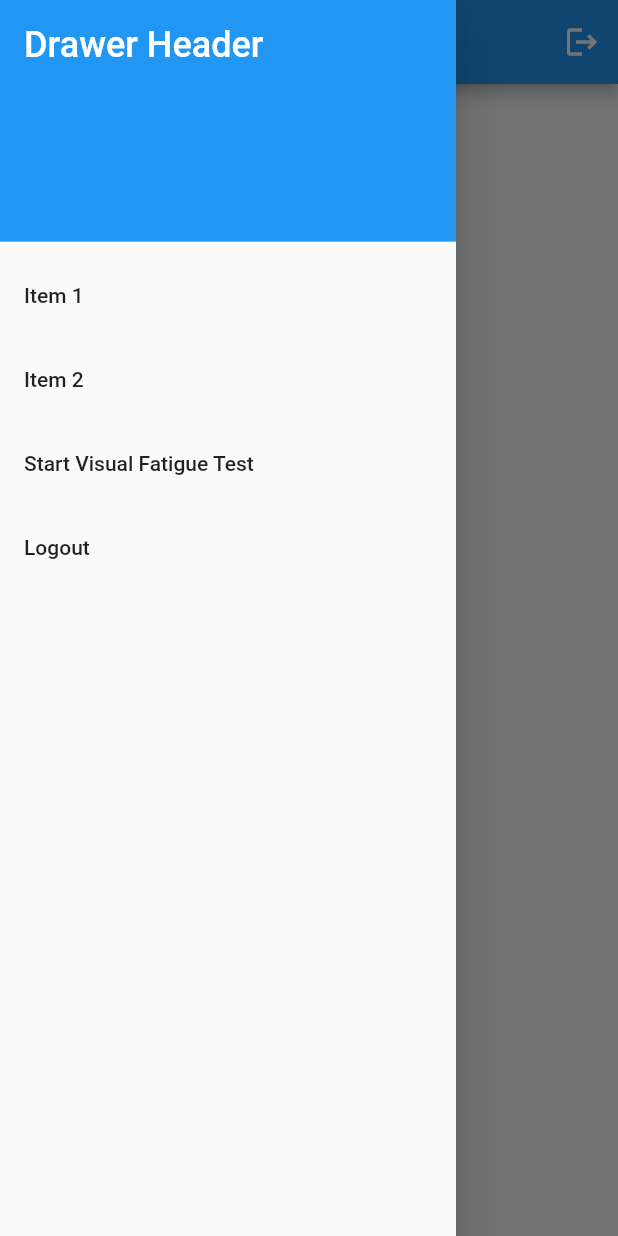
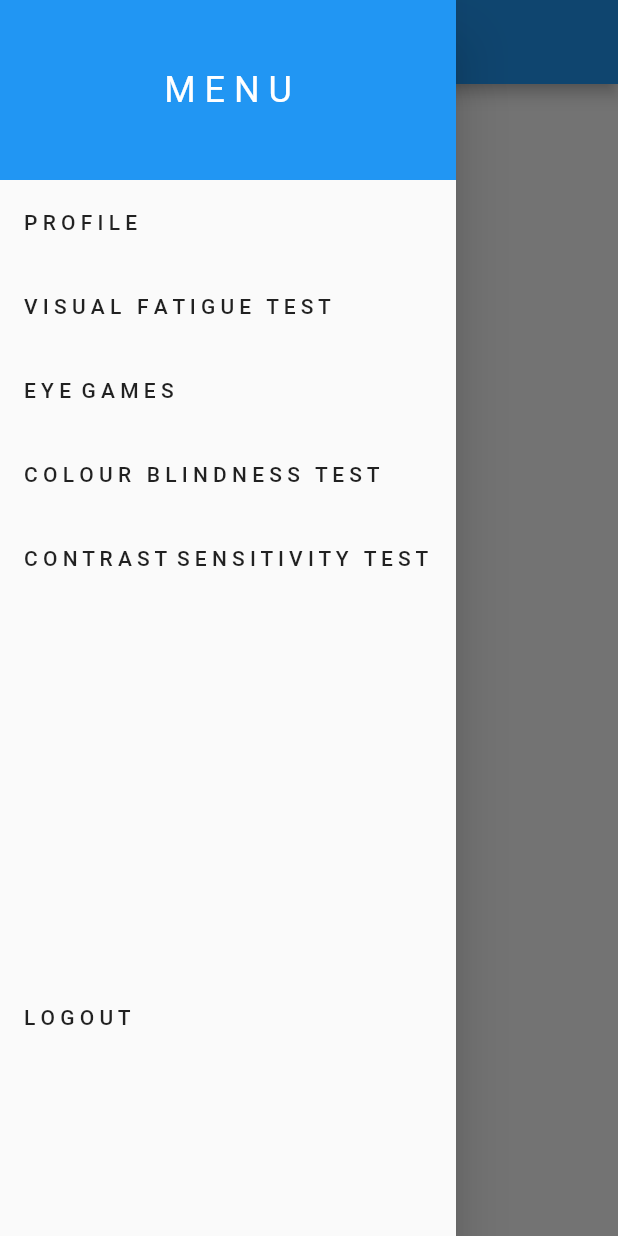
Before and after one commit to OmeshSachethana/SPM_Project, a Flutter app: the screen it shows once a user with an empty profile is signed in, with the side drawer open, on a phone screen of 412 x 824 dp. Run offline on Flutter 3.47's test engine with Material 2 defaults, Android fonts, the light colour scheme and no system bars; our stand-ins replace camera, firebase_auth, firebase_core; accounts and stored records are empty.

Commit message:
Side drawer edited

```diff
--- a/lib/pages/home_page.dart
+++ b/lib/pages/home_page.dart
@@ -19,44 +19,42 @@ class HomePage extends StatelessWidget {
   Widget build(BuildContext context) {
     return Scaffold(
       appBar: AppBar(
-        actions: [
-          IconButton(
-            onPressed: signUserOut,
-            icon: Icon(Icons.logout),
-          )
-        ],
-        title: Text('Your App Title'),
+        // actions: [
+        //   IconButton(
+        //     onPressed: signUserOut,
+        //     icon: const Icon(Icons.logout),
+        //   )
+        // ],
+        title: const Text('H O M E  P A G E'),
       ),
       drawer: Drawer(
         child: ListView(
           padding: EdgeInsets.zero,
           children: <Widget>[
-            DrawerHeader(
-              decoration: BoxDecoration(
+            Container(
+              height: 120, // Adjust the height as needed
+              decoration: const BoxDecoration(
                 color: Colors.blue,
               ),
-              child: Text(
-                'Drawer Header',
-                style: TextStyle(
-                  color: Colors.white,
-                  fontSize: 24,
+              child: const Center(
+                child: Text(
+                  'M E N U',
+                  style: TextStyle(
+                    color: Colors.white,
+                    fontSize: 24,
+                  ),
                 ),
               ),
             ),
+
             ListTile(
-              title: Text('Item 1'),
+              title: const Text('P R O F I L E'),
               onTap: () {
                 // Add your logic for when Item 1 is tapped
               },
             ),
             ListTile(
-              title: Text('Item 2'),
-              onTap: () {
-                // Add your logic for when Item 2 is tapped
-              },
-            ),
-            ListTile(
-              title: Text('Start Visual Fatigue Test'),
+              title: const Text('V I S U A L   F A T I G U E   T E S T'),
               onTap: () {
                 Navigator.push(
                   context,
@@ -69,33 +67,34 @@ class HomePage extends StatelessWidget {
               },
             ),
             ListTile(
-              title: Text('Logout'),
+              title: const Text('E Y E  G A M E S'),
+              onTap: () {
+                // Add your logic for when Item 1 is tapped
+              },
+            ),
+            ListTile(
+              title: const Text('C O L O U R   B L I N D N E S S   T E S T'),
+              onTap: () {
+                // Add your logic for when Item 2 is tapped
+              },
+            ),
+            ListTile(
+              title: const Text(
+                  'C O N T R A S T  S E N S I T I V I T Y   T E S T'),
+              onTap: () {
+                // Add your logic for when Item 1 is tapped
+              },
+            ),
+            const SizedBox(height: 250),
+            ListTile(
+              title: const Text('L O G O U T'),
               onTap: signUserOut,
             ),
             // Add more ListTile items as needed
           ],
         ),
       ),
-      body: Center(
-        child: Column(
-          mainAxisAlignment: MainAxisAlignment.center,
-          children: <Widget>[
-            ElevatedButton(
-              onPressed: () {
-                Navigator.push(
-                  context,
-                  MaterialPageRoute(
-                    builder: (context) => VisualFatigueTestPage(
-                      frontCamera: frontCamera,
-                    ),
-                  ),
-                );
-              },
-              child: const Text('Start Visual Fatigue Test'),
-            ),
-          ],
-        ),
-      ),
+      body: Center(child: Text('Welcome ${user.email}')),
     );
   }
 }
```
